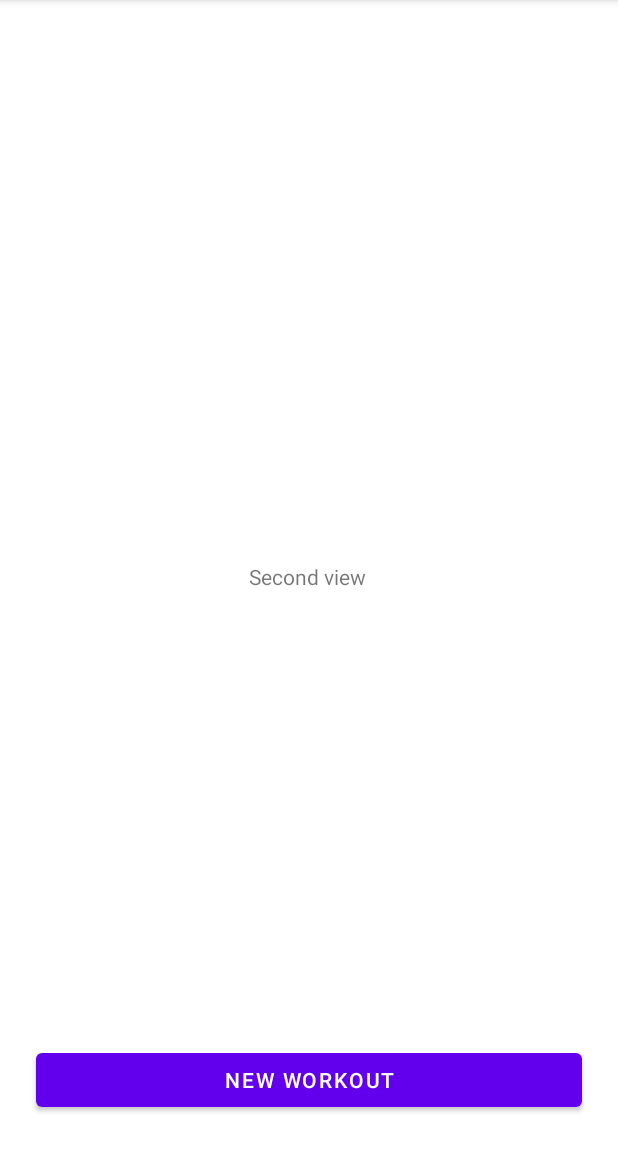
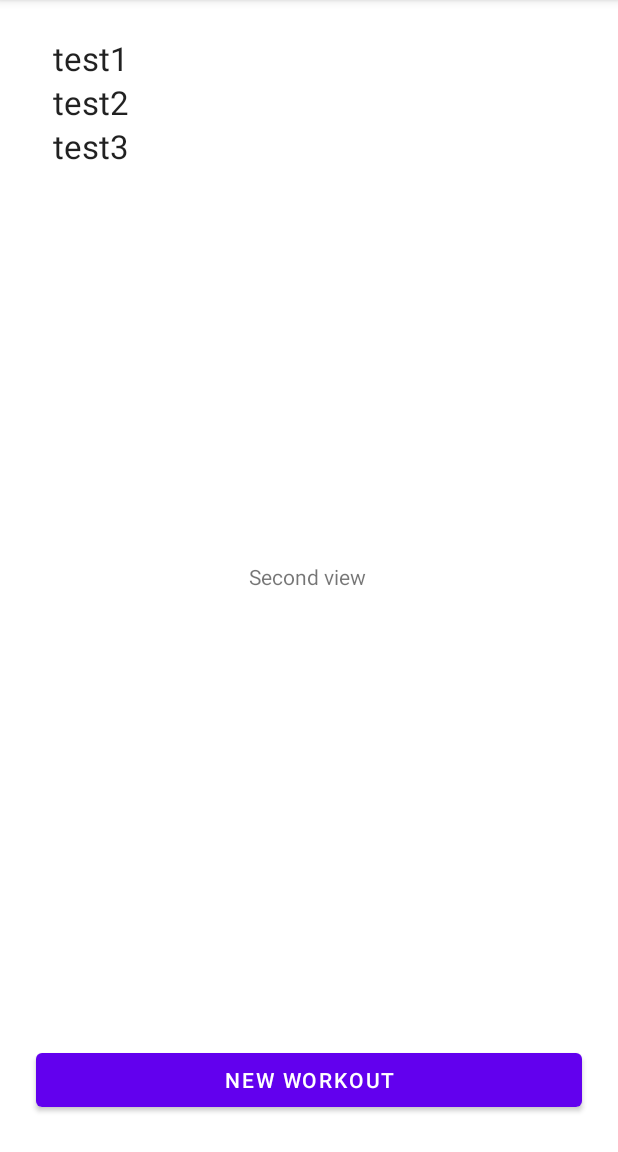
Before and after one commit to JoonasMV/Trainer, an Android app: the WorkoutSelectionActivity screen opened directly, with no data from a screen before it, on a phone screen of 412 x 824 dp, the part 84-1236 px from its top. Run offline under Robolectric (Android 15) with nearby library versions, the phone set to English and light mode, and no system bars.

Commit message:
RecyclerView created

```diff
--- /dev/null
+++ b/app/src/main/java/com/example/trainer/WorkoutListAdapter.java
@@ -0,0 +1,54 @@
+package com.example.trainer;
+
+
+import android.content.Context;
+import android.view.LayoutInflater;
+import android.view.View;
+import android.view.ViewGroup;
+import android.widget.TextView;
+
+import androidx.annotation.NonNull;
+import androidx.recyclerview.widget.RecyclerView;
+
+import java.util.ArrayList;
+
+public class WorkoutListAdapter extends RecyclerView.Adapter<WorkoutListAdapter.MyViewHolder> {
+
+    Context context;
+    ArrayList<String> exerciseList;
+
+    public WorkoutListAdapter(Context context, ArrayList<String> exerciseList) {
+        this.context = context;
+        this.exerciseList = exerciseList;
+    }
+
+    @NonNull
+    @Override
+    public WorkoutListAdapter.MyViewHolder onCreateViewHolder(@NonNull ViewGroup parent, int viewType) {
+        LayoutInflater inflater = LayoutInflater.from(context);
+        View view = inflater.inflate(R.layout.workout_list_view, parent, false);
+        return new WorkoutListAdapter.MyViewHolder(view);
+    }
+
+    @Override
+    public void onBindViewHolder(@NonNull WorkoutListAdapter.MyViewHolder holder, int position) {
+
+        holder.exerciseField.setText(exerciseList.get(position));
+    }
+
+    @Override
+    public int getItemCount() {
+        return exerciseList.size();
+    }
+
+    public static class MyViewHolder extends RecyclerView.ViewHolder {
+
+        TextView exerciseField;
+
+        public MyViewHolder(@NonNull View itemView) {
+            super(itemView);
+
+            exerciseField = itemView.findViewById(R.id.exerciseField);
+        }
+    }
+}
--- a/app/src/main/java/com/example/trainer/WorkoutSelectionActivity.java
+++ b/app/src/main/java/com/example/trainer/WorkoutSelectionActivity.java
@@ -1,10 +1,16 @@
 package com.example.trainer;
 
+import android.content.Context;
 import android.os.Bundle;
+import android.view.View;
+import android.view.ViewGroup;
 import android.widget.ArrayAdapter;
 import android.widget.ListView;
+import android.widget.TextView;
 
+import androidx.annotation.NonNull;
 import androidx.appcompat.app.AppCompatActivity;
+import androidx.recyclerview.widget.LinearLayoutManager;
 import androidx.recyclerview.widget.RecyclerView;
 
 import java.util.ArrayList;
@@ -15,10 +21,18 @@ public class WorkoutSelectionActivity extends AppCompatActivity {
     protected void onCreate(Bundle savedInstanceState) {
         super.onCreate(savedInstanceState);
         setContentView(R.layout.workout_selection);
-        ArrayList<String> workouts = new ArrayList<String>();
 
-        ListView workoutList = findViewById(R.id.workoutList);
-        workoutList.setAdapter(new ArrayAdapter<String>(this, android.R.layout.simple_list_item_1));
+        ArrayList<String> workouts = new ArrayList<>();
+        workouts.add("test1");
+        workouts.add("test2");
+        workouts.add("test3");
+
+        RecyclerView workoutList = findViewById(R.id.workoutList);
+        WorkoutListAdapter adapter = new WorkoutListAdapter(this, workouts);
+        workoutList.setAdapter(adapter);
+        workoutList.setLayoutManager(new LinearLayoutManager(this));
+
+
 
     }
 }
--- /dev/null
+++ b/app/src/main/res/layout/workout_list_view.xml
@@ -0,0 +1,25 @@
+<?xml version="1.0" encoding="utf-8"?>
+<androidx.constraintlayout.widget.ConstraintLayout xmlns:android="http://schemas.android.com/apk/res/android"
+    xmlns:app="http://schemas.android.com/apk/res-auto"
+    xmlns:tools="http://schemas.android.com/tools"
+    android:layout_width="match_parent"
+    android:layout_height="wrap_content"
+    android:orientation="horizontal">
+
+    <LinearLayout
+        android:layout_width="match_parent"
+        android:layout_height="wrap_content"
+        android:orientation="vertical"
+        app:layout_constraintBottom_toBottomOf="parent"
+        app:layout_constraintEnd_toEndOf="parent"
+        app:layout_constraintStart_toStartOf="parent"
+        app:layout_constraintTop_toTopOf="parent" >
+
+        <TextView
+            android:id="@+id/exerciseField"
+            android:layout_width="match_parent"
+            android:layout_height="wrap_content"
+            android:text="Exercise"
+            android:textAppearance="@style/TextAppearance.AppCompat.Large" />
+    </LinearLayout>
+</androidx.constraintlayout.widget.ConstraintLayout>
```
